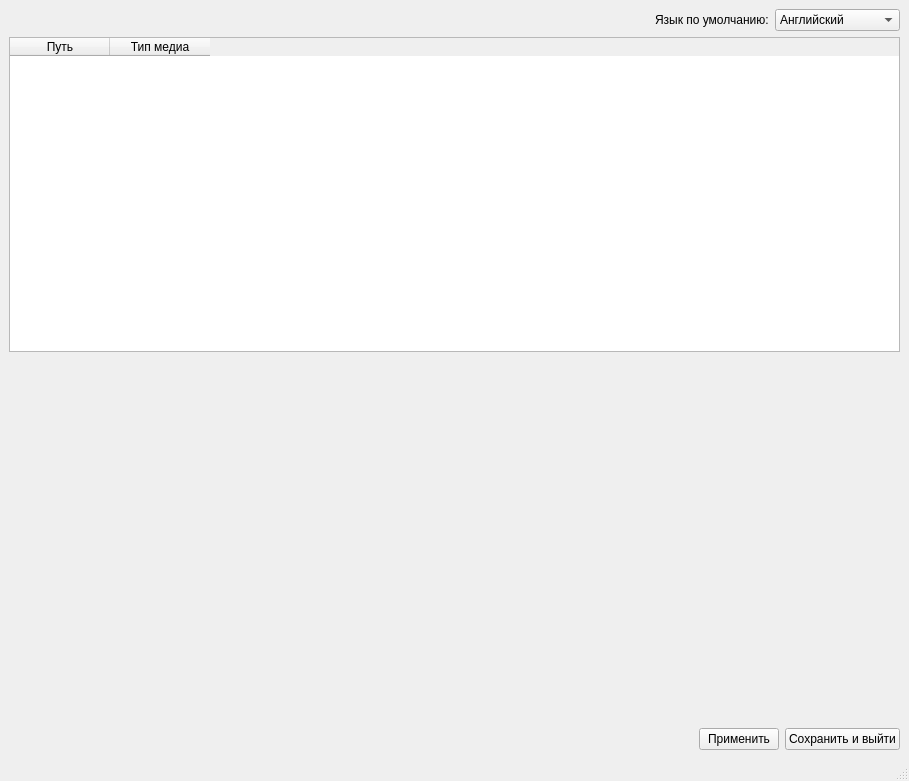
Before: the Qt Designer form settingsapp.ui in DmitriusFalse/mediaFinder, drawn with Qt 5.
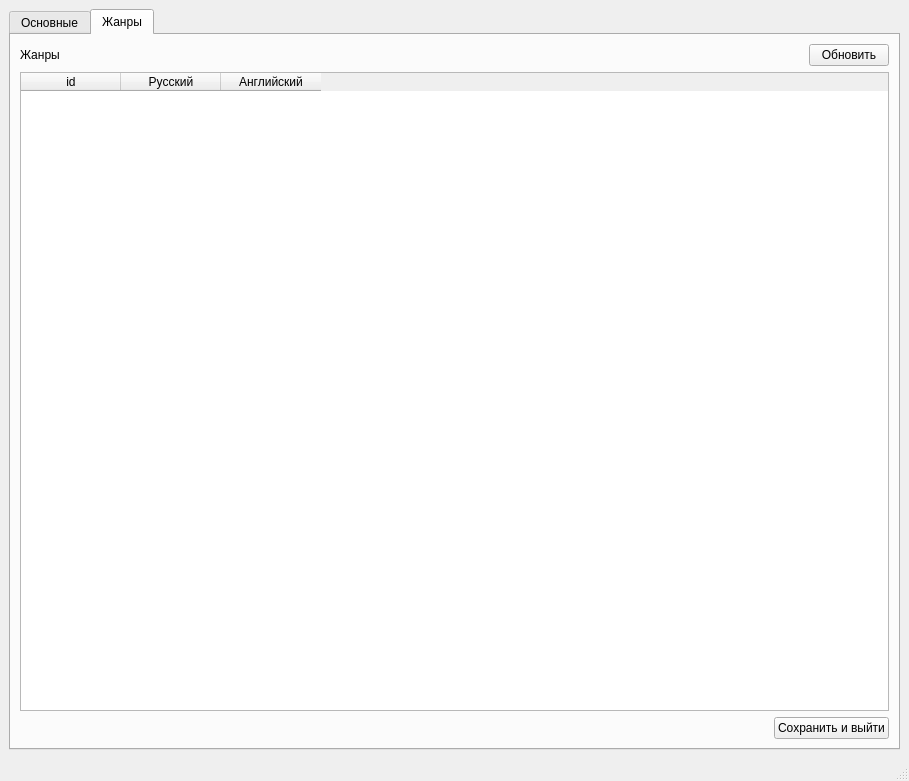
After: the same form once the commit is applied. Icons and pictures are not drawn.

```diff
--- a/settingsapp.ui
+++ b/settingsapp.ui
@@ -16,6 +16,16 @@
   <widget class="QWidget" name="centralwidget">
    <layout class="QGridLayout" name="gridLayout_2">
     <item row="1" column="0">
+     <widget class="QTabWidget" name="tabWidget">
+      <property name="currentIndex">
+       <number>1</number>
+      </property>
+      <widget class="QWidget" name="tabGeneral">
+       <attribute name="title">
+        <string>Основные</string>
+       </attribute>
+       <layout class="QVBoxLayout" name="verticalLayout_2">
+        <item>
      <layout class="QVBoxLayout" name="verticalLayout">
       <item>
        <layout class="QHBoxLayout" name="horizontalLayout_3">
@@ -71,54 +81,7 @@
       </item>
      </layout>
     </item>
-    <item row="4" column="0">
-     <layout class="QHBoxLayout" name="bottomLayout">
       <item>
-       <spacer name="horizontalSpacer">
-        <property name="orientation">
-         <enum>Qt::Orientation::Horizontal</enum>
-        </property>
-        <property name="sizeType">
-         <enum>QSizePolicy::Policy::Expanding</enum>
-        </property>
-        <property name="sizeHint" stdset="0">
-         <size>
-          <width>40</width>
-          <height>20</height>
-         </size>
-        </property>
-       </spacer>
-      </item>
-      <item>
-       <widget class="QPushButton" name="applySaveSettings">
-        <property name="text">
-         <string>Применить</string>
-        </property>
-       </widget>
-      </item>
-      <item>
-       <widget class="QPushButton" name="saveButton">
-        <property name="text">
-         <string>Сохранить и выйти</string>
-        </property>
-       </widget>
-      </item>
-     </layout>
-    </item>
-    <item row="3" column="0">
-     <spacer name="verticalSpacer">
-      <property name="orientation">
-       <enum>Qt::Orientation::Vertical</enum>
-      </property>
-      <property name="sizeHint" stdset="0">
-       <size>
-        <width>20</width>
-        <height>40</height>
-       </size>
-      </property>
-     </spacer>
-    </item>
-    <item row="2" column="0">
      <layout class="QVBoxLayout" name="topLayout">
       <item>
        <widget class="QTableWidget" name="tableDirsType">
@@ -204,6 +167,155 @@
        </layout>
       </item>
      </layout>
+        </item>
+        <item>
+         <spacer name="verticalSpacer">
+          <property name="orientation">
+           <enum>Qt::Orientation::Vertical</enum>
+          </property>
+          <property name="sizeHint" stdset="0">
+           <size>
+            <width>20</width>
+            <height>292</height>
+           </size>
+          </property>
+         </spacer>
+        </item>
+        <item>
+         <layout class="QHBoxLayout" name="bottomLayout">
+          <item>
+           <spacer name="horizontalSpacer">
+            <property name="orientation">
+             <enum>Qt::Orientation::Horizontal</enum>
+            </property>
+            <property name="sizeType">
+             <enum>QSizePolicy::Policy::Expanding</enum>
+            </property>
+            <property name="sizeHint" stdset="0">
+             <size>
+              <width>40</width>
+              <height>20</height>
+             </size>
+            </property>
+           </spacer>
+          </item>
+          <item>
+           <widget class="QPushButton" name="applySaveSettings">
+            <property name="text">
+             <string>Применить</string>
+            </property>
+           </widget>
+          </item>
+          <item>
+           <widget class="QPushButton" name="saveButton">
+            <property name="text">
+             <string>Сохранить и выйти</string>
+            </property>
+           </widget>
+          </item>
+         </layout>
+        </item>
+       </layout>
+      </widget>
+      <widget class="QWidget" name="tabGenres">
+       <attribute name="title">
+        <string>Жанры</string>
+       </attribute>
+       <layout class="QVBoxLayout" name="verticalLayout_3">
+        <item>
+         <layout class="QVBoxLayout" name="verticalLayout_4">
+          <item>
+           <layout class="QHBoxLayout" name="horizontalLayout_5">
+            <item>
+             <widget class="QLabel" name="label_2">
+              <property name="text">
+               <string>Жанры</string>
+              </property>
+             </widget>
+            </item>
+            <item>
+             <spacer name="horizontalSpacer_6">
+              <property name="orientation">
+               <enum>Qt::Orientation::Horizontal</enum>
+              </property>
+              <property name="sizeType">
+               <enum>QSizePolicy::Policy::Expanding</enum>
+              </property>
+              <property name="sizeHint" stdset="0">
+               <size>
+                <width>50</width>
+                <height>20</height>
+               </size>
+              </property>
+             </spacer>
+            </item>
+            <item>
+             <widget class="QPushButton" name="refreshGenreList">
+              <property name="text">
+               <string>Обновить</string>
+              </property>
+             </widget>
+            </item>
+           </layout>
+          </item>
+          <item>
+           <layout class="QHBoxLayout" name="horizontalLayout_4">
+            <item>
+             <widget class="QTableWidget" name="tableGenreList">
+              <property name="editTriggers">
+               <set>QAbstractItemView::EditTrigger::NoEditTriggers</set>
+              </property>
+              <property name="sortingEnabled">
+               <bool>true</bool>
+              </property>
+              <column>
+               <property name="text">
+                <string>id</string>
+               </property>
+              </column>
+              <column>
+               <property name="text">
+                <string>Русский</string>
+               </property>
+              </column>
+              <column>
+               <property name="text">
+                <string>Английский</string>
+               </property>
+              </column>
+             </widget>
+            </item>
+           </layout>
+          </item>
+         </layout>
+        </item>
+        <item>
+         <layout class="QHBoxLayout" name="horizontalLayout_2">
+          <item>
+           <spacer name="horizontalSpacer_4">
+            <property name="orientation">
+             <enum>Qt::Orientation::Horizontal</enum>
+            </property>
+            <property name="sizeHint" stdset="0">
+             <size>
+              <width>866</width>
+              <height>20</height>
+             </size>
+            </property>
+           </spacer>
+          </item>
+          <item>
+           <widget class="QPushButton" name="saveCloseGenreSettings">
+            <property name="text">
+             <string>Сохранить и выйти</string>
+            </property>
+           </widget>
+          </item>
+         </layout>
+        </item>
+       </layout>
+      </widget>
+     </widget>
     </item>
    </layout>
   </widget>
```
Lines whose indentation alone changed are shown as unchanged.
